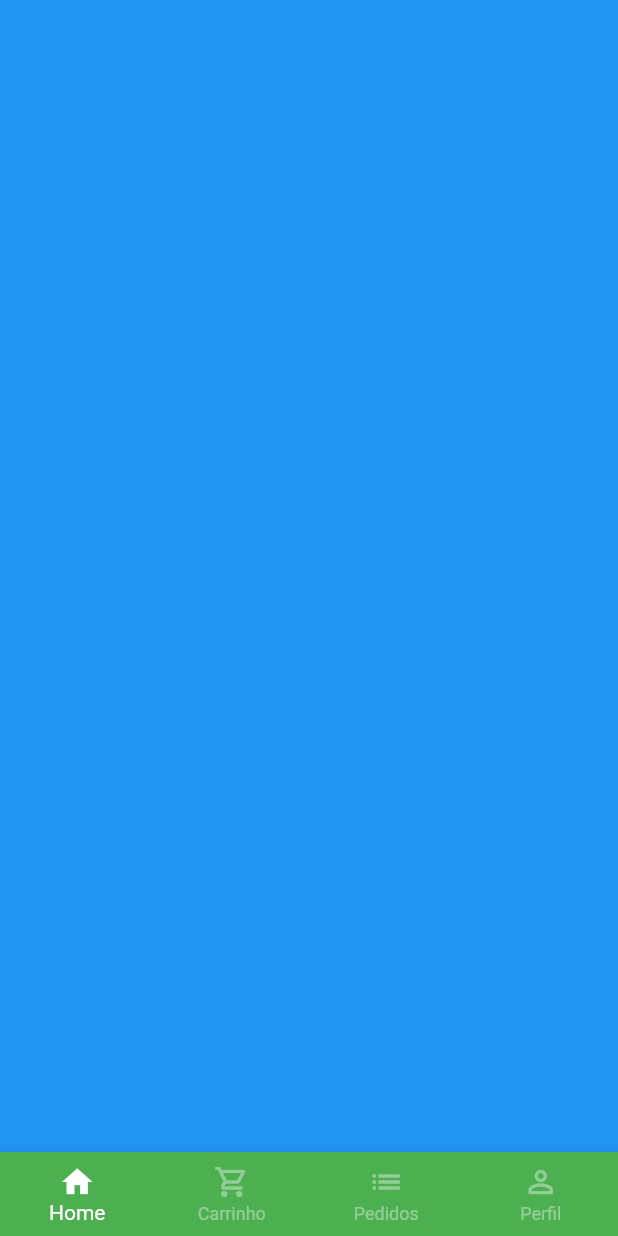
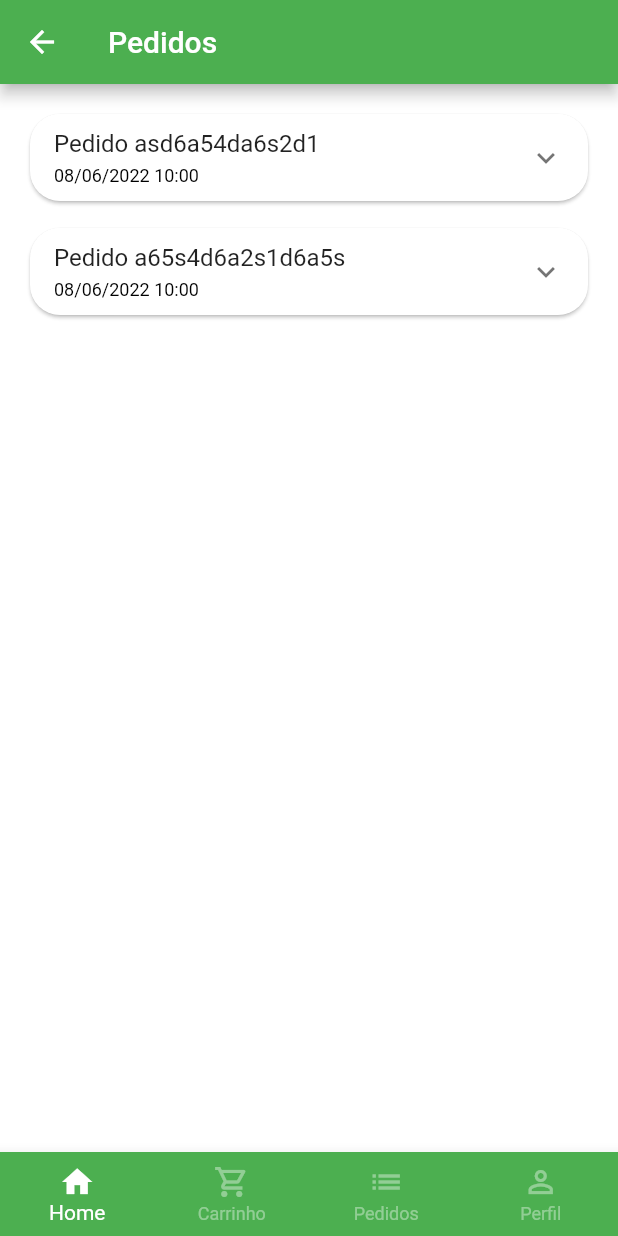
Before and after one commit to douglasgmsantos/udemy-quitanda, a Flutter app: the BaseScreen screen opened directly, swiped to page 3, on a phone screen of 412 x 824 dp. Run offline on Flutter 3.47's test engine with Material 2 defaults, Android fonts, the phone set to English and light mode, and no system bars; our stand-ins replace animated_text_kit, mask_text_input_formatter.

Commit message:
FEAT: adicionando tela de pedidos e listagem de itens

```diff
--- a/lib/src/config/app_data.dart
+++ b/lib/src/config/app_data.dart
@@ -1,5 +1,6 @@
 import 'package:quitanda/src/model/cart_item_model.dart';
 import 'package:quitanda/src/model/item_model.dart';
+import 'package:quitanda/src/model/order_model.dart';
 import 'package:quitanda/src/model/user_model.dart';
 
 ItemModel apple = ItemModel(
@@ -87,3 +88,49 @@ UserModel user = UserModel(
     phone: "(99)99999-99999",
     cpf: "999.999.999-99",
     password: "");
+
+List<OrderModel> orders = [
+  // Pedido 01
+  OrderModel(
+    copyAndPaste: 'q1w2e3r4t5y6',
+    createdDateTime: DateTime.parse(
+      '2022-06-08 10:00:10.458',
+    ),
+    overdueDateTime: DateTime.parse(
+      '2022-06-08 11:00:10.458',
+    ),
+    id: 'asd6a54da6s2d1',
+    status: 'pending_payment',
+    total: 11.0,
+    items: [
+      CartItemModel(
+        item: apple,
+        quantity: 2,
+      ),
+      CartItemModel(
+        item: mango,
+        quantity: 2,
+      ),
+    ],
+  ),
+
+  // Pedido 02
+  OrderModel(
+    copyAndPaste: 'q1w2e3r4t5y6',
+    createdDateTime: DateTime.parse(
+      '2022-06-08 10:00:10.458',
+    ),
+    overdueDateTime: DateTime.parse(
+      '2022-06-08 11:00:10.458',
+    ),
+    id: 'a65s4d6a2s1d6a5s',
+    status: 'delivered',
+    total: 11.5,
+    items: [
+      CartItemModel(
+        item: guava,
+        quantity: 1,
+      ),
+    ],
+  ),
+];
--- /dev/null
+++ b/lib/src/model/order_model.dart
@@ -0,0 +1,23 @@
+// ignore_for_file: public_member_api_docs, sort_constructors_first
+import 'package:quitanda/src/model/cart_item_model.dart';
+
+class OrderModel {
+  String id;
+  DateTime createdDateTime;
+  List<CartItemModel> items;
+
+  String copyAndPaste;
+  DateTime overdueDateTime;
+  String status;
+  double total;
+
+  OrderModel({
+    required this.id,
+    required this.createdDateTime,
+    required this.items,
+    required this.copyAndPaste,
+    required this.overdueDateTime,
+    required this.status,
+    required this.total,
+  });
+}
--- a/lib/src/pages/base/base_screen.dart
+++ b/lib/src/pages/base/base_screen.dart
@@ -1,6 +1,7 @@
 import 'package:flutter/material.dart';
 import 'package:quitanda/src/pages/cart/cart_tab.dart';
 import 'package:quitanda/src/pages/home/home_tab.dart';
+import 'package:quitanda/src/pages/orders/orders_tab.dart';
 import 'package:quitanda/src/pages/profile/profile_tab.dart';
 
 class BaseScreen extends StatefulWidget {
@@ -53,14 +54,7 @@ class _BaseScreenState extends State<BaseScreen> {
       body: PageView(
         physics: const NeverScrollableScrollPhysics(),
         controller: pageController,
-        children: [
-          const HomeTab(),
-          const CartTab(),
-          Container(
-            color: Colors.blue,
-          ),
-          const ProfileTab()
-        ],
+        children: const [HomeTab(), CartTab(), OrdersTab(), ProfileTab()],
       ),
     );
   }
--- /dev/null
+++ b/lib/src/pages/orders/components/order_tile.dart
@@ -0,0 +1,89 @@
+import 'package:flutter/material.dart';
+import 'package:quitanda/src/model/cart_item_model.dart';
+import 'package:quitanda/src/model/order_model.dart';
+import 'package:quitanda/src/utils/utils_services.dart';
+
+class OrderTile extends StatelessWidget {
+  OrderTile({super.key, required this.order});
+
+  final OrderModel order;
+  UtilsServices utilsServices = UtilsServices();
+
+  @override
+  Widget build(BuildContext context) {
+    return Card(
+      shape: RoundedRectangleBorder(borderRadius: BorderRadius.circular(20)),
+      child: Theme(
+        data: Theme.of(context).copyWith(dividerColor: Colors.transparent),
+        child: ExpansionTile(
+          title: Column(
+            crossAxisAlignment: CrossAxisAlignment.start,
+            mainAxisSize: MainAxisSize.min,
+            children: [
+              Text("Pedido ${order.id}"),
+              Padding(
+                padding: const EdgeInsets.only(top: 5),
+                child: Text(
+                  utilsServices.formatDateTime(order.createdDateTime),
+                  style: const TextStyle(fontSize: 12, color: Colors.black),
+                ),
+              )
+            ],
+          ),
+          childrenPadding: const EdgeInsets.fromLTRB(16, 0, 16, 16),
+          children: [
+            SizedBox(
+              height: 150,
+              child: Row(
+                children: [
+                  Expanded(
+                    flex: 3,
+                    child: ListView(
+                      children: order.items
+                          .map((orderItem) => _OrderItemWidget(
+                                utilsServices: utilsServices,
+                                orderItem: orderItem,
+                              ))
+                          .toList(),
+                    ),
+                  ),
+                  Expanded(
+                    flex: 2,
+                    child: Container(
+                      color: Colors.blue,
+                    ),
+                  )
+                ],
+              ),
+            )
+          ],
+        ),
+      ),
+    );
+  }
+}
+
+class _OrderItemWidget extends StatelessWidget {
+  const _OrderItemWidget(
+      {required this.utilsServices, required this.orderItem});
+
+  final UtilsServices utilsServices;
+  final CartItemModel orderItem;
+
+  @override
+  Widget build(BuildContext context) {
+    return Padding(
+      padding: const EdgeInsets.only(bottom: 10),
+      child: Row(
+        children: [
+          Text(
+            '${orderItem.quantity} ${orderItem.item.unit} ',
+            style: const TextStyle(fontWeight: FontWeight.bold),
+          ),
+          Expanded(child: Text(orderItem.item.itemName)),
+          Text(utilsServices.priceToCurrency(orderItem.totalPrice()))
+        ],
+      ),
+    );
+  }
+}
--- /dev/null
+++ b/lib/src/pages/orders/orders_tab.dart
@@ -0,0 +1,24 @@
+import 'package:flutter/material.dart';
+import 'package:quitanda/src/config/app_data.dart' as app_data;
+import 'package:quitanda/src/pages/orders/components/order_tile.dart';
+
+class OrdersTab extends StatelessWidget {
+  const OrdersTab({super.key});
+
+  @override
+  Widget build(BuildContext context) {
+    return Scaffold(
+        appBar: AppBar(
+          title: const Text("Pedidos"),
+        ),
+        body: ListView.separated(
+            padding: const EdgeInsets.all(16),
+            physics: const BouncingScrollPhysics(),
+            itemBuilder: (context, index) =>
+                OrderTile(order: app_data.orders[index]),
+            separatorBuilder: (_, index) => const SizedBox(
+                  height: 10,
+                ),
+            itemCount: app_data.orders.length));
+  }
+}
--- a/lib/src/utils/utils_services.dart
+++ b/lib/src/utils/utils_services.dart
@@ -1,4 +1,5 @@
 import 'package:intl/intl.dart';
+import 'package:intl/date_symbol_data_local.dart';
 
 class UtilsServices {
   String priceToCurrency(double price) {
@@ -6,4 +7,11 @@ class UtilsServices {
         NumberFormat.simpleCurrency(locale: 'pt_BR', decimalDigits: 2);
     return numberFormat.format(price);
   }
+
+  String formatDateTime(DateTime dateTime) {
+    initializeDateFormatting();
+    DateFormat dateFormat = DateFormat.yMd('pt_BR').add_Hm();
+
+    return dateFormat.format(dateTime);
+  }
 }
```
